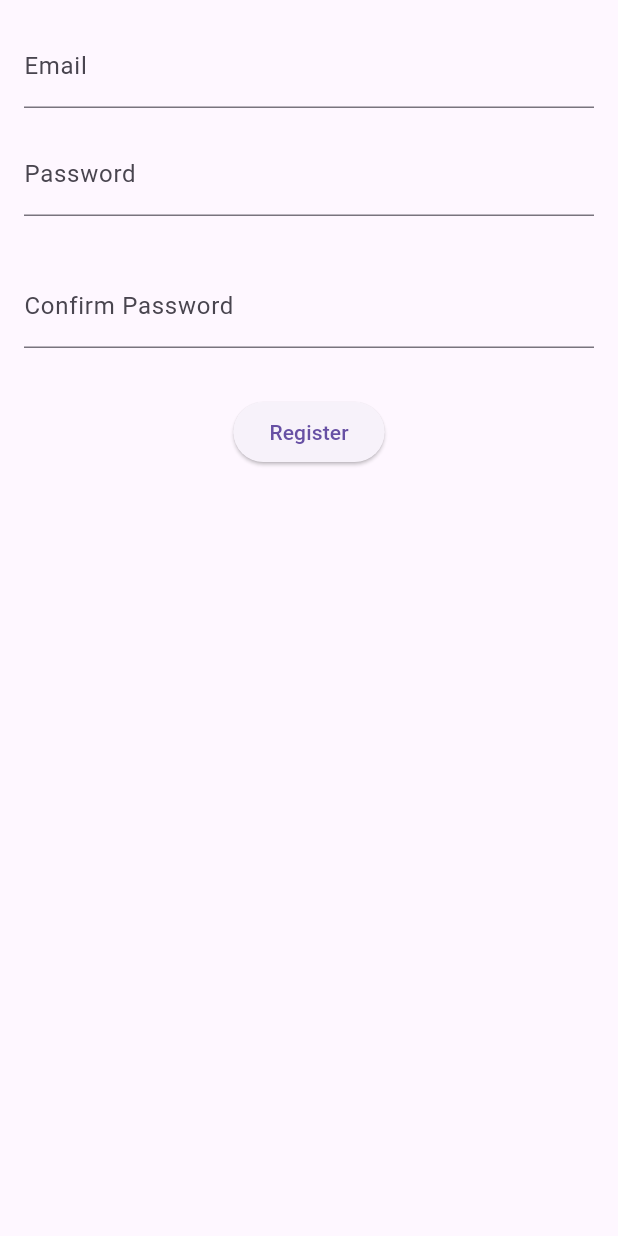
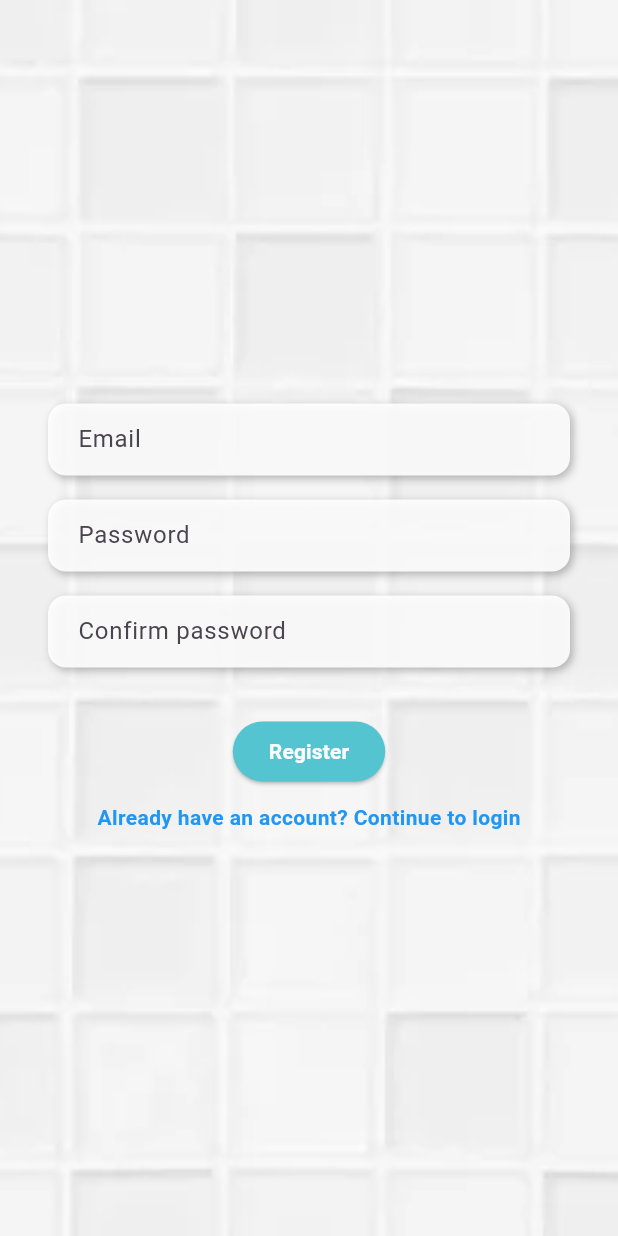
Before and after one commit to AlbinIbraimi/msi_domasno_1, a Flutter app: the screen it shows after launch, after a tap on "Register", on a phone screen of 412 x 824 dp. Run offline on Flutter 3.47's test engine with Material 3 defaults, Android fonts, the phone set to English and light mode, and no system bars; our stand-ins replace firebase_auth, firebase_core; accounts and stored records are empty.

Commit message:
Implement register screen

```diff
--- a/lib/screens/authenticate/register_screen.dart
+++ b/lib/screens/authenticate/register_screen.dart
@@ -1,4 +1,6 @@
 import 'package:domasna_1/providers/auth_provider.dart';
+import 'package:domasna_1/widgets/Inputs/email_input.dart';
+import 'package:domasna_1/widgets/Inputs/password_input.dart';
 import 'package:flutter/material.dart';
 import 'package:provider/provider.dart';
 
@@ -15,54 +17,18 @@ class _RegisterState extends State<Register> {
   final TextEditingController _confirmPasswordController =
       TextEditingController();
 
-  @override
-  Widget build(BuildContext context) {
-    final authService = Provider.of<AuthServiceProvider>(context);
-
-    return Scaffold(
-      body: SingleChildScrollView(
-        padding: const EdgeInsets.all(16.0),
-        child: Column(
-          mainAxisAlignment: MainAxisAlignment.start,
-          children: [
-            TextField(
-              controller: _emailController,
-              decoration: const InputDecoration(labelText: 'Email'),
-            ),
-            const SizedBox(height: 16),
-            TextField(
-              controller: _passwordController,
-              obscureText: true,
-              decoration: const InputDecoration(labelText: 'Password'),
-            ),
-            const SizedBox(height: 32),
-            TextField(
-              controller: _confirmPasswordController,
-              obscureText: true,
-              decoration: const InputDecoration(labelText: 'Confirm Password'),
-            ),
-            const SizedBox(height: 32),
-            Row(
-              mainAxisAlignment: MainAxisAlignment.center,
-              children: [
-                ElevatedButton(
-                  onPressed: () async {
+  register(AuthServiceProvider authService) async {
     final email = _emailController.text.trim();
     final password = _passwordController.text.trim();
     final confirmPas = _confirmPasswordController.text.trim();
 
-                    if (email.isNotEmpty &&
-                        password.isNotEmpty &&
-                        confirmPas.isNotEmpty) {
+    if (email.isNotEmpty && password.isNotEmpty && confirmPas.isNotEmpty) {
       if (password != confirmPas) {
         ScaffoldMessenger.of(context).showSnackBar(
-                          const SnackBar(
-                              content:
-                                  Text('Confirm password does not match.')),
+          const SnackBar(content: Text('Confirm password does not match.')),
         );
       } else {
-                        final user =
-                            await authService.registerWithEmailAndPassword(
+        final user = await authService.registerWithEmailAndPassword(
             email, password, confirmPas);
         if (user == null) {
           ScaffoldMessenger.of(context).showSnackBar(
@@ -72,17 +38,80 @@ class _RegisterState extends State<Register> {
       }
     } else {
       ScaffoldMessenger.of(context).showSnackBar(
-                        const SnackBar(
-                            content: Text('Please fill in all fields.')),
+        const SnackBar(content: Text('Please fill in all fields.')),
       );
     }
+  }
+
+  @override
+  Widget build(BuildContext context) {
+    final authService = Provider.of<AuthServiceProvider>(context);
+    return Scaffold(
+      body: Stack(
+        children: [
+          Container(
+            decoration: BoxDecoration(
+              image: DecorationImage(
+                image: AssetImage('assets/registerBackground.jpg'),
+                fit: BoxFit.cover,
+              ),
+            ),
+          ),
+          Center(
+            child: Padding(
+              padding: const EdgeInsets.symmetric(horizontal: 16.0),
+              child: Container(
+                padding: const EdgeInsets.all(16.0),
+                child: Column(
+                  mainAxisSize: MainAxisSize.min,
+                  children: [
+                    EmailInputField(controller: _emailController),
+                    const SizedBox(height: 16),
+                    PasswordInputField(controller: _passwordController),
+                    const SizedBox(height: 16),
+                    PasswordInputField(
+                      controller: _confirmPasswordController,
+                      placeholder: "Confirm password",
+                    ),
+                    const SizedBox(height: 32),
+                    Column(
+                      mainAxisAlignment: MainAxisAlignment.center,
+                      children: [
+                        ElevatedButton(
+                          style: ElevatedButton.styleFrom(
+                              backgroundColor: Color(0xFF55C4D1)),
+                          onPressed: () async {
+                            await register(authService);
                           },
-                  child: const Text('Register'),
+                          child: const Text(
+                            'Register',
+                            style: TextStyle(
+                                color: Colors.white,
+                                fontWeight: FontWeight.bold),
+                          ),
+                        ),
+                        const SizedBox(height: 10),
+                        GestureDetector(
+                          onTap: () => {
+                            authService.toggleSignIn()
+                          }, // Trigger the custom action on tap
+                          child: Text(
+                            "Already have an account? Continue to login",
+                            style: TextStyle(
+                              color: Colors
+                                  .blue, // Color to make it look like a link
+                              fontWeight: FontWeight.w600,
+                            ),
+                          ),
                         ),
                       ],
-            )
+                    ),
                   ],
                 ),
+              ),
+            ),
+          ),
+        ],
       ),
     );
   }
--- a/lib/screens/authenticate/sign_in_screen.dart
+++ b/lib/screens/authenticate/sign_in_screen.dart
@@ -77,7 +77,7 @@ class _SignInState extends State<SignIn> {
                             await signIn(authService);
                           },
                           child: const Text(
-                            'Sign In',
+                            'Login',
                             style: TextStyle(
                                 color: Colors.white,
                                 fontWeight: FontWeight.bold),
--- a/lib/widgets/Inputs/password_input.dart
+++ b/lib/widgets/Inputs/password_input.dart
@@ -2,7 +2,9 @@ import 'package:flutter/material.dart';
 
 class PasswordInputField extends StatelessWidget {
   final TextEditingController controller;
-  const PasswordInputField({super.key, required this.controller});
+  final String placeholder;
+  const PasswordInputField(
+      {super.key, required this.controller, this.placeholder = "Password"});
 
   @override
   Widget build(BuildContext context) {
@@ -22,7 +24,7 @@ class PasswordInputField extends StatelessWidget {
         obscureText: true,
         controller: controller,
         decoration: InputDecoration(
-          hintText: "Password",
+          hintText: placeholder,
           border: OutlineInputBorder(
             borderRadius: BorderRadius.circular(12),
             borderSide: BorderSide.none,
```
Also changed, not shown: assets/registerBackground.jpg (added). Lines whose indentation alone changed are shown as unchanged.
